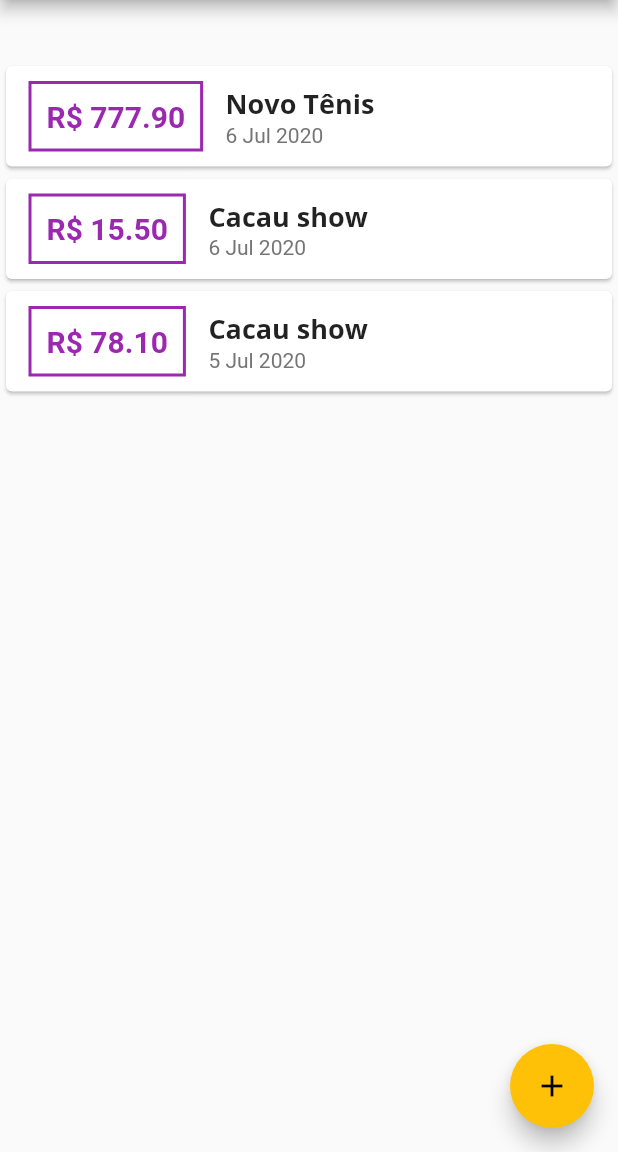
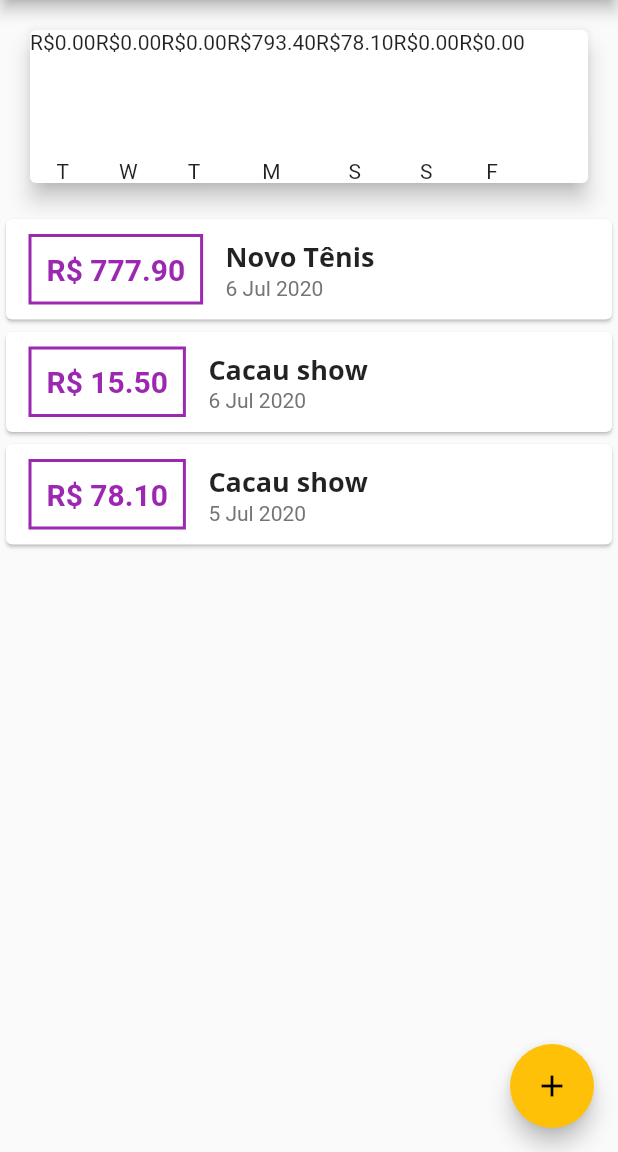
Before and after one commit to piovani/flutter_personal_expenses, a Flutter app: the screen it shows after launch, on a phone screen of 412 x 824 dp, the part 84-1236 px from its top. Run offline on Flutter 3.47's test engine with Material 2 defaults, Android fonts, the phone set to English and light mode, and no system bars.

Commit message:
New component chart bar

```diff
--- a/lib/components/chart.dart
+++ b/lib/components/chart.dart
@@ -1,9 +1,9 @@
 import 'package:flutter/material.dart';
+import 'package:flutter_personal_expenses/components/chart_bar.dart';
 import 'package:intl/intl.dart';
 import 'package:flutter_personal_expenses/models/transaction.dart';
 
 class Chart extends StatelessWidget {
-
   final List<Transaction> recentTranssaction;
 
   Chart(this.recentTranssaction);
@@ -35,14 +35,19 @@ class Chart extends StatelessWidget {
 
   @override
   Widget build(BuildContext context) {
-
     groupedTransactions;
 
     return Card(
       elevation: 6,
       margin: EdgeInsets.all(20),
       child: Row(
-        children: <Widget>[],
+        children: groupedTransactions.map((tr) {
+          return ChartBar(
+            label: tr['day'],
+            value: tr['value'],
+            percentage: 0,
+          );
+        }).toList(),
       ),
     );
   }
--- /dev/null
+++ b/lib/components/chart_bar.dart
@@ -0,0 +1,30 @@
+import 'package:flutter/material.dart';
+
+class ChartBar extends StatelessWidget {
+  final String label;
+  final double value;
+  final double percentage;
+
+  ChartBar({
+    this.label,
+    this.value,
+    this.percentage,
+  });
+
+  @override
+  Widget build(BuildContext context) {
+    return Column(
+      children: <Widget>[
+        Text('R\$${value.toStringAsFixed(2)}'),
+        SizedBox(height: 5),
+        Container(
+          height: 60,
+          width: 10,
+          child: null,
+        ),
+        SizedBox(height: 5),
+        Text(label)
+      ],
+    );
+  }
+}
```
